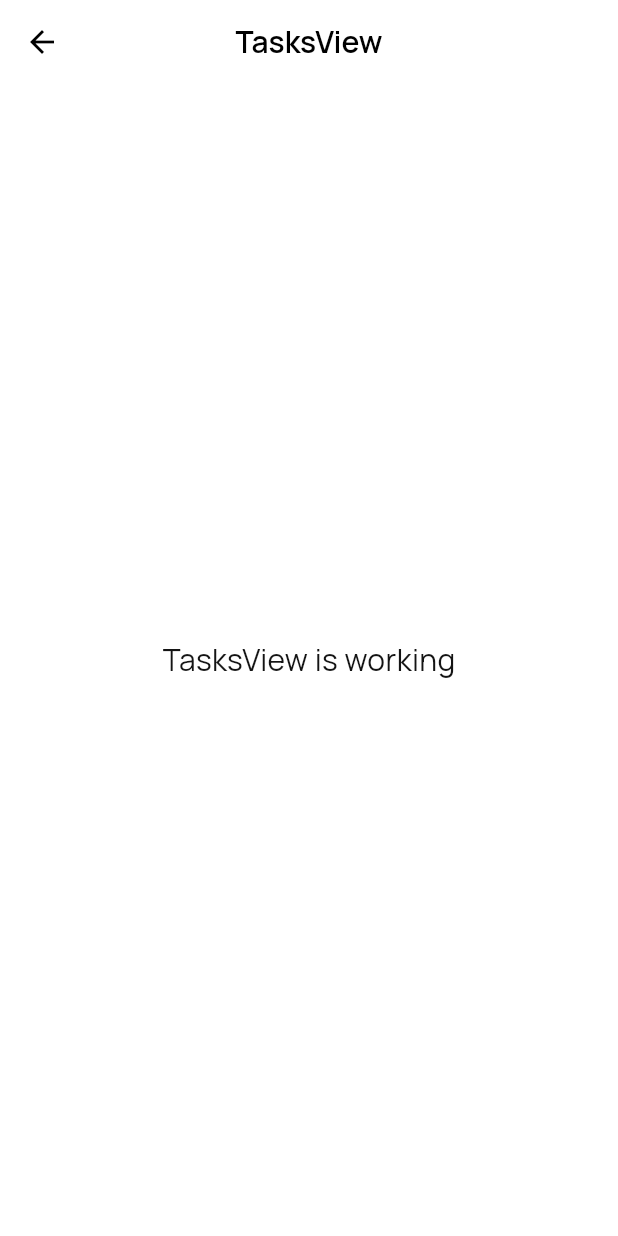
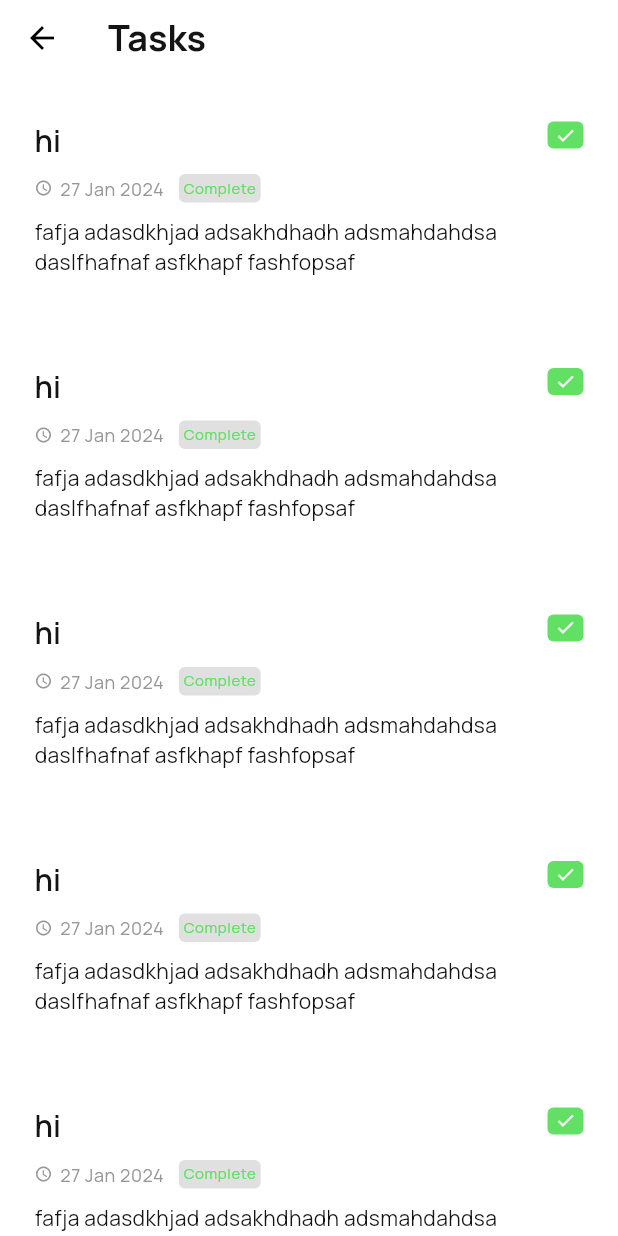
Before and after one commit to Zobayer-Mahmud/task_tracker, a Flutter app: the TasksView screen opened by its route, on a phone screen of 412 x 824 dp. Run offline on Flutter 3.47's test engine with Material 3 defaults, Android fonts, the phone set to English and light mode, and no system bars; our stand-ins replace cached_network_image, dio, fluttertoast, gap, get, get_storage and 4 more; accounts and stored records are empty; network calls fail.

Commit message:
task view

```diff
--- a/lib/app/modules/app_widgets/app_bar/custom_app_bar.dart
+++ b/lib/app/modules/app_widgets/app_bar/custom_app_bar.dart
@@ -4,18 +4,30 @@ import 'package:task_tracker/app/common/app_colors.dart';
 class CustomAppBar extends StatelessWidget implements PreferredSizeWidget {
   final double? height;
   final String title;
+  final String? subTitle;
   final bool automaticallyImplyLeading;
-  const CustomAppBar({super.key, this.height, required this.title,this.automaticallyImplyLeading =false});
+  const CustomAppBar({super.key, this.height, required this.title,this.automaticallyImplyLeading =false, this.subTitle});
 
   @override
   Widget build(BuildContext context) {
     return AppBar(automaticallyImplyLeading: true,
-      title: Text(
-        title,
-        style: const TextStyle(
-            fontSize: 24,
-            fontWeight: FontWeight.w700,
-            color: AppColors.blackTextColor),
+      title: Column(
+        mainAxisAlignment: MainAxisAlignment.start,
+        crossAxisAlignment: CrossAxisAlignment.start,
+        children: [
+          Text(
+            title,
+            style: const TextStyle(
+                fontSize: 24,
+                fontWeight: FontWeight.w700,
+                color: AppColors.blackTextColor),
+          ),
+          if(subTitle!=null)
+            Text(
+              subTitle!,
+              style: Theme.of(context).textTheme.bodyMedium,
+            ),
+        ],
       ),
     );
   }
--- a/lib/app/modules/home/views/home_view.dart
+++ b/lib/app/modules/home/views/home_view.dart
@@ -4,6 +4,7 @@ import 'package:gap/gap.dart';
 import 'package:get/get.dart';
 import 'package:intl/intl.dart';
 import 'package:task_tracker/app/common/app_colors.dart';
+import 'package:task_tracker/app/modules/app_widgets/app_bar/custom_app_bar.dart';
 import 'package:task_tracker/app/modules/app_widgets/task_item/task_item_widget.dart';
 import 'package:task_tracker/gen/assets.gen.dart';
 
@@ -16,21 +17,25 @@ class HomeView extends StatelessWidget {
     return GetBuilder<HomeController>(builder: (controller) {
       return Scaffold(
         backgroundColor: const Color(0xffECECEC).withOpacity(0.2),
+        appBar: const CustomAppBar(
+          title: "Hello!",
+          subTitle: "What's your plan for today ?",
+        ),
         body: ListView(
           padding: const EdgeInsets.all(15),
           children: [
             const Gap(20),
-            Text(
-              "Hello",
-              style: Theme.of(context)
-                  .textTheme
-                  .headlineSmall
-                  ?.copyWith(fontWeight: FontWeight.w700),
-            ),
-            Text(
-              "What's your plan for today ?",
-              style: Theme.of(context).textTheme.bodyMedium,
-            ),
+            // Text(
+            //   "Hello",
+            //   style: Theme.of(context)
+            //       .textTheme
+            //       .headlineSmall
+            //       ?.copyWith(fontWeight: FontWeight.w700),
+            // ),
+            // Text(
+            //   "What's your plan for today ?",
+            //   style: Theme.of(context).textTheme.bodyMedium,
+            // ),
             const Gap(20),
             Text(
               "Task Summary",
@@ -212,7 +217,11 @@ class HomeView extends StatelessWidget {
             width: 100,
             child: Row(
               children: [
-                const Icon(Icons.add,size: 24,color: Colors.white,),
+                const Icon(
+                  Icons.add,
+                  size: 24,
+                  color: Colors.white,
+                ),
                 const Gap(5),
                 Text(
                   "Add Task",
--- a/lib/app/modules/tasks/controllers/tasks_controller.dart
+++ b/lib/app/modules/tasks/controllers/tasks_controller.dart
@@ -3,4 +3,6 @@ import 'package:get/get.dart';
 class TasksController extends GetxController {
 
 
+  void onItemTap() {
+  }
 }
--- a/lib/app/modules/tasks/views/tasks_view.dart
+++ b/lib/app/modules/tasks/views/tasks_view.dart
@@ -1,6 +1,8 @@
 import 'package:flutter/material.dart';
 
 import 'package:get/get.dart';
+import 'package:task_tracker/app/modules/app_widgets/app_bar/custom_app_bar.dart';
+import 'package:task_tracker/app/modules/app_widgets/task_item/task_item_widget.dart';
 
 import '../controllers/tasks_controller.dart';
 
@@ -8,21 +10,33 @@ class TasksView extends StatelessWidget {
   const TasksView({Key? key}) : super(key: key);
   @override
   Widget build(BuildContext context) {
-    return GetBuilder<TasksController>(
-      builder: (controller) {
-        return Scaffold(
-          appBar: AppBar(
-            title: const Text('TasksView'),
-            centerTitle: true,
-          ),
-          body: const Center(
-            child: Text(
-              'TasksView is working',
-              style: TextStyle(fontSize: 20),
-            ),
-          ),
-        );
-      }
-    );
+    return GetBuilder<TasksController>(builder: (controller) {
+      return  Scaffold(
+        appBar: const CustomAppBar(
+          title: 'Tasks',
+        ),
+        body:ListView(          padding: const EdgeInsets.all(15),
+          children: [
+          ListView.builder(
+              primary: false,
+              itemCount: 20,
+              shrinkWrap: true,
+              itemBuilder: (BuildContext context, index) {
+                return Padding(
+                  padding: const EdgeInsets.symmetric(vertical: 8.0),
+                  child: TaskItemWidget(
+                    taskTitle: "hi",
+                    taskDetails:
+                    "fafja adasdkhjad adsakhdhadh adsmahdahdsa daslfhafnaf asfkhapf fashfopsaf ",
+                    taskDate: DateTime.now(),
+                    isCompleted: true,
+                    onItemTap: controller.onItemTap,
+                  ),
+                );
+              })
+
+        ],),
+      );
+    });
   }
 }
--- a/pubspec.yaml
+++ b/pubspec.yaml
@@ -49,6 +49,7 @@ dependencies:
   gap: ^3.0.1
   package_info_plus: ^5.0.1
   image_picker: ^1.0.7
+  syncfusion_flutter_calendar: ^24.1.47
 
 dev_dependencies:
   flutter_lints: ^2.0.0
```
Also changed, not shown: pubspec.lock.
